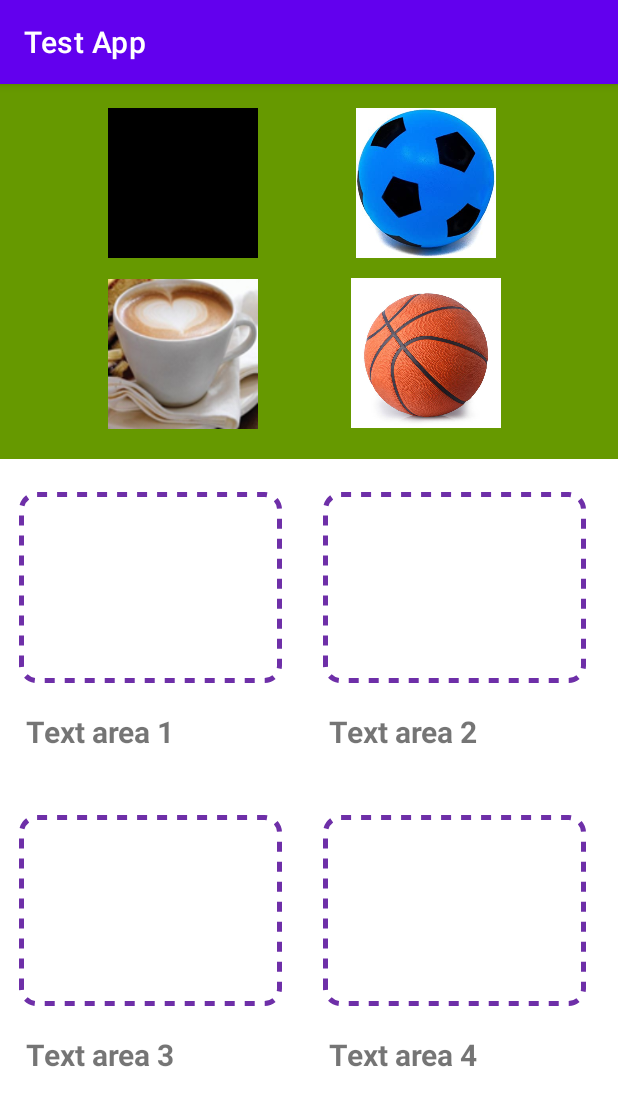
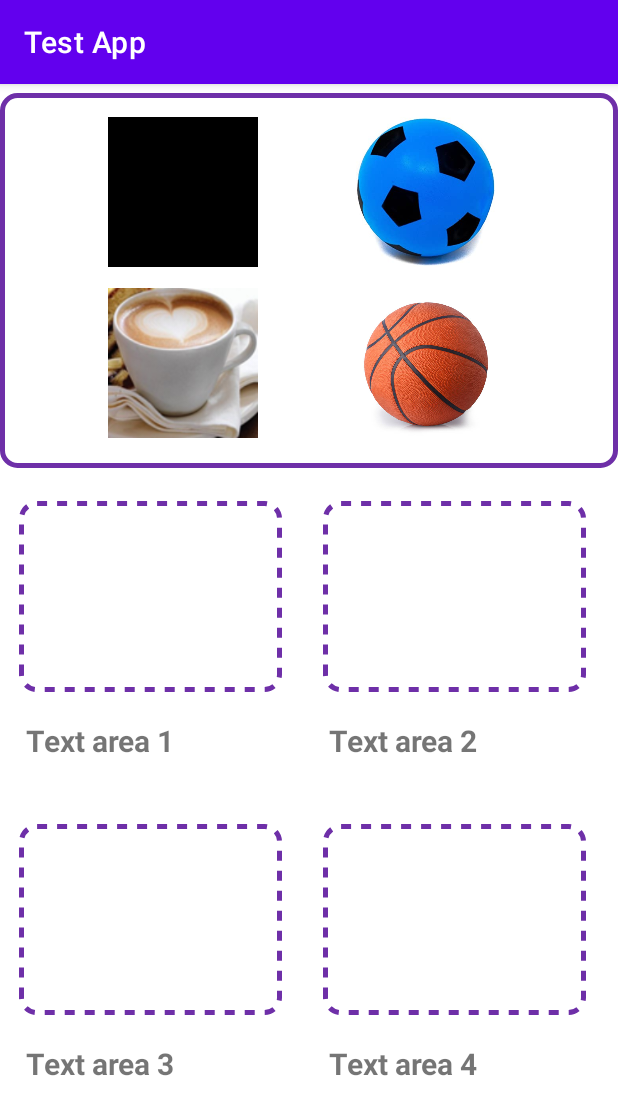
Before and after one commit to fabioqueiroz/kotlin-tutorial, an Android app: the DragAndDropFragment screen opened through its navigation route, on a phone screen of 412 x 824 dp. Shown: the top 1115 px of the screen. Run offline under Robolectric (Android 15) with nearby library versions, the phone set to English and light mode, and no system bars.

Commit message:
drag view complete

```diff
--- /dev/null
+++ b/app/src/main/res/drawable/custom_solid_border.xml
@@ -0,0 +1,13 @@
+<?xml version="1.0" encoding="utf-8"?>
+<shape xmlns:android="http://schemas.android.com/apk/res/android">
+    <solid android:color="#FFFFFF"/>
+    <stroke
+        android:width="3dip"
+        android:color="#6e2fa8" />
+    <corners android:radius="10dip"/>
+    <padding
+        android:left="0dip"
+        android:top="0dip"
+        android:right="0dip"
+        android:bottom="0dip" />
+</shape>
--- a/app/src/main/res/layout/fragment_drag_and_drop.xml
+++ b/app/src/main/res/layout/fragment_drag_and_drop.xml
@@ -13,9 +13,9 @@
         android:layout_width="match_parent"
         android:layout_height="250dp"
         android:layout_alignParentTop="true"
-        android:layout_marginTop="0dp"
+        android:layout_marginTop="6dp"
         android:layout_weight="1"
-        android:background="@android:color/holo_green_dark"
+        android:background="@drawable/custom_solid_border"
         android:gravity="center"
         android:orientation="horizontal">
 
@@ -68,8 +68,8 @@
             android:layout_marginStart="72dp"
             android:layout_marginTop="8dp"
             android:layout_marginBottom="16dp"
+            android:contentDescription="test"
             android:src="@drawable/coffee"
-            android:contentDescription="test"
             app:layout_constraintBottom_toBottomOf="parent"
             app:layout_constraintStart_toStartOf="parent"
             app:layout_constraintTop_toBottomOf="@+id/dragView"
```
Also changed, not shown: app/src/main/java/com/fq/navigationtutorial/DragAndDropFragment.kt (+11 -2 lines).
